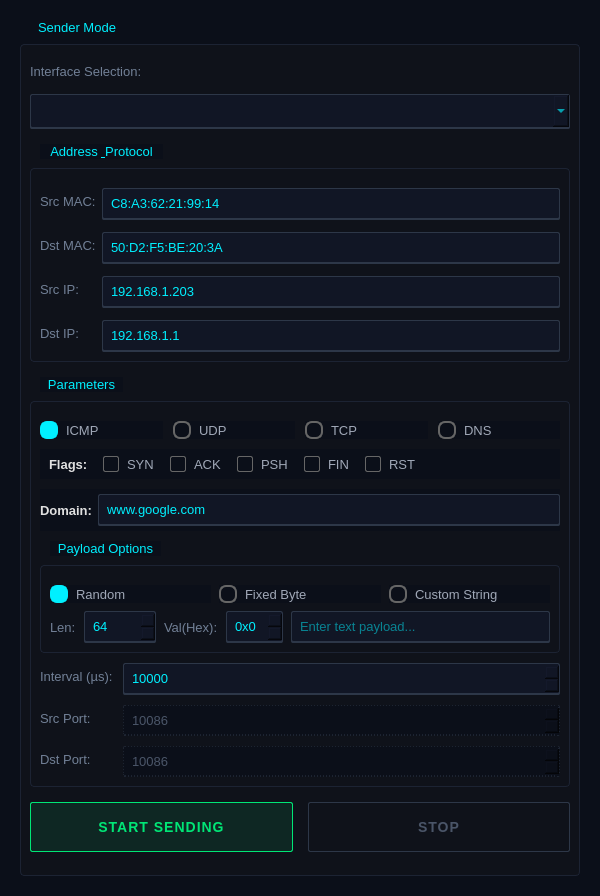
This is sender.ui in jintianwenwenzaoshuilema/PacketStorm-Sender as Qt 5 draws it before an edit. The edited form follows.
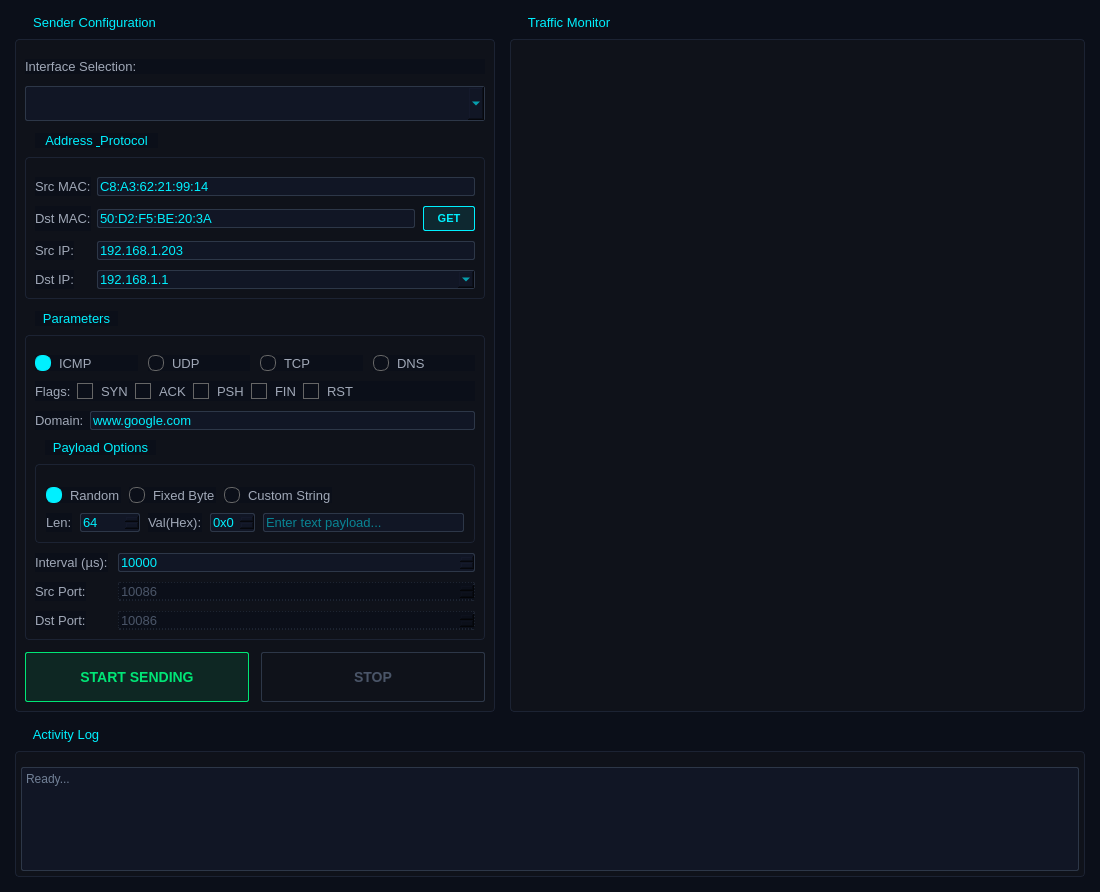
This is the edited form.

```diff
--- a/sender.ui
+++ b/sender.ui
@@ -6,8 +6,7 @@
    <rect>
     <x>0</x>
     <y>0</y>
-    <width>600</width>
-    <height>896</height>
+    <width>1100</width> <height>700</height>
    </rect>
   </property>
   <property name="windowTitle">
@@ -15,246 +14,80 @@
   </property>
   <property name="styleSheet">
    <string notr="true">
-   /* =======================================================
-      GLOBAL (全局设置)
-      ======================================================= */
-   * {
-       font-family: "JetBrains Mono", "Consolas", monospace;
-       font-size: 13px;
-       color: #a0a8b7;
-   }
+   /* 全局配置 */
+   * { font-family: "JetBrains Mono", "Consolas", monospace; font-size: 13px; color: #a0a8b7; }
+   QMainWindow, QWidget { background-color: #0b0f19; }
 
-   QMainWindow, QWidget {
-       background-color: #0b0f19;
-   }
+   /* GroupBox 样式 */
+   QGroupBox { border: 1px solid #1c2333; border-radius: 4px; margin-top: 24px; padding-top: 10px; background-color: #0f121a; }
+   QGroupBox::title { subcontrol-origin: margin; subcontrol-position: top left; left: 10px; padding: 0 6px; color: #00f0ff; font-weight: bold; background-color: #0b0f19; }
 
-   /* =======================================================
-      GROUP BOX (分组框)
-      ======================================================= */
-   QGroupBox {
-       border: 1px solid #1c2333;
-       border-radius: 4px;
-       margin-top: 24px;
-       padding-top: 10px;
-       background-color: #0f121a;
-   }
+   /* 输入框样式 */
+   QLineEdit, QSpinBox, QComboBox, QTextEdit { background-color: #111625; border: 1px solid #2d3748; border-radius: 2px; color: #00f0ff; selection-background-color: #00f0ff; selection-color: #000000; }
+   QLineEdit:focus, QSpinBox:focus, QComboBox:focus, QTextEdit:focus { border: 1px solid #00f0ff; background-color: #151a2b; }
+   QLineEdit:disabled, QSpinBox:disabled, QComboBox:disabled { background-color: #0b0f19; color: #4a5568; border: 1px dashed #2d3748; }
 
-   QGroupBox::title {
-       subcontrol-origin: margin;
-       subcontrol-position: top left;
-       left: 10px;
-       padding: 0 6px;
-       color: #00f0ff;
-       font-weight: bold;
-       background-color: #0b0f19;
-   }
+   /* 按钮样式 */
+   QPushButton { border: none; border-radius: 2px; padding: 8px; font-weight: bold; background-color: rgba(255, 255, 255, 0.05); border: 1px solid #2d3748; }
+   QPushButton:hover { background-color: rgba(255, 255, 255, 0.1); border-color: #a0a8b7; }
+   QPushButton#btnStartSend { background-color: rgba(0, 230, 118, 0.1); border: 1px solid #00e676; color: #00e676; padding: 12px; font-size: 14px; }
+   QPushButton#btnStartSend:hover { background-color: rgba(0, 230, 118, 0.3); color: #ffffff; }
+   QPushButton#btnStartSend:disabled { border-color: #2d3748; color: #4a5568; background-color: transparent; }
+   QPushButton#btnStopSend { background-color: rgba(255, 23, 68, 0.1); border: 1px solid #ff1744; color: #ff1744; padding: 12px; font-size: 14px; }
+   QPushButton#btnStopSend:hover { background-color: #ff1744; color: #ffffff; }
+   QPushButton#btnStopSend:disabled { border-color: #2d3748; color: #4a5568; background-color: transparent; }
 
-   /* =======================================================
-      LABELS (标签)
-      ======================================================= */
-   QLabel {
-       color: #718096;
-       font-weight: normal;
-       background: transparent;
-   }
-
-   /* 加粗的标签 (如 Flags, Domain) 高亮显示 */
-   QLabel[font-weight="bold"], QLabel#lblFlags, QLabel#lblDomain {
-       color: #cbd5e0;
-       font-weight: bold;
-   }
-
-   /* =======================================================
-      INPUT FIELDS (输入框 - Domain 现在会听这里的指挥了)
-      ======================================================= */
-   QLineEdit, QSpinBox, QComboBox {
-       background-color: #111625;
-       border: 1px solid #2d3748;
-       border-bottom: 2px solid #2d3748;
-       border-radius: 2px;
-       color: #00f0ff;
-       padding: 6px;
-       selection-background-color: #00f0ff;
-       selection-color: #000000;
-   }
-
-   QLineEdit:focus, QSpinBox:focus, QComboBox:focus {
-       background-color: #151a2b;
-       border: 1px solid #00f0ff;
-       border-bottom: 2px solid #00f0ff;
-       color: #ffffff;
-   }
-
-/* 禁用状态下的输入框：变暗并改变文字颜色，明确告知不可编辑 */
-QLineEdit:disabled, QSpinBox:disabled, QComboBox:disabled {
-    background-color: #0b0f19; /* 融入背景 */
-    color: #4a5568;            /* 暗灰色文字 */
-    border: 1px dashed #2d3748;
-}
-
-/* =======================================================
-   RADIO BUTTON (圆形单选框)
-   修改策略：
-   1. 未选中时：使用 #666666 (亮灰) 边框，确保圆形轮廓清晰可见。
-   2. 选中时：边框变为 #00f0ff (青色)，且内部填满。
-   ======================================================= */
-QRadioButton {
-    spacing: 8px;
-    color: #a0a8b7;
-}
-
-/* --- 未选中状态 (清晰的空心圆环) --- */
-QRadioButton::indicator {
-    width: 14px;
-    height: 14px;
-
-    /* 强制圆形：14的一半是7 */
-    border-radius: 7px;
-
-    /* 【修改点】边框改为2px实线，颜色由原来的暗灰改为 #666666，
-       这样在深黑背景下就能清楚看到一个圆圈，而不是模糊的一团 */
-    border: 2px solid #666666;
-
-    background-color: transparent; /* 背景透明，突出边框 */
-}
-
-/* --- 选中状态 (实心发光圆球) --- */
-QRadioButton::indicator:checked {
-    width: 14px;
-    height: 14px;
-    border-radius: 7px; /* 保持圆形 */
-
-    /* 【修改点】选中后边框变色 */
-    border: 2px solid #00f0ff;
-
-    background-color: #00f0ff; /* 内部填满 */
-}
-
-/* 鼠标悬停 */
-QRadioButton::indicator:hover {
-    border-color: #00f0ff; /* 悬停时边框变亮 */
-}
-
-
-/* =======================================================
-   CHECKBOX (方形复选框)
-   修改策略：保持微圆角的方形，边框设为 1px 以示区别
-   ======================================================= */
-QCheckBox {
-    spacing: 8px;
-    color: #a0a8b7;
-}
-
-/* --- 未选中 (空心方框) --- */
-QCheckBox::indicator {
-    width: 14px;
-    height: 14px;
-
-    /* 方形微圆角 */
-    border-radius: 2px;
-
-    /* 边框比单选框细一点 (1px)，形成视觉差异 */
-    border: 1px solid #666666;
-
-    background-color: transparent;
-}
-
-/* --- 选中 (实心方块) --- */
-QCheckBox::indicator:checked {
-    border-radius: 2px;
-    border: 1px solid #00f0ff;
-    background-color: #00f0ff;
-}
-
-QCheckBox::indicator:hover {
-    border-color: #00f0ff;
-}
-
-   /* =======================================================
-      BUTTONS (按钮)
-      ======================================================= */
-   QPushButton {
-       border: none;
-       border-radius: 2px;
-       padding: 12px;
-       font-weight: bold;
-       font-size: 14px;
-       letter-spacing: 1px;
-   }
-
-   /* --- START 按钮 --- */
-   QPushButton#btnStartSend {
-       background-color: rgba(0, 230, 118, 0.1);
-       border: 1px solid #00e676;
-       color: #00e676;
-   }
-   QPushButton#btnStartSend:hover {
-       background-color: rgba(0, 230, 118, 0.3);
-       border: 1px solid #ffffff;
-       color: #ffffff;
-   }
-   /* Start 禁用态 (点击后变暗灰) */
-   QPushButton#btnStartSend:disabled {
-       background-color: transparent;
-       border: 1px solid #2d3748;
-       color: #4a5568;
-   }
-
-   /* --- STOP 按钮 --- */
-   QPushButton#btnStopSend {
-       background-color: rgba(255, 23, 68, 0.1);
-       border: 1px solid #ff1744;
-       color: #ff1744;
-   }
-   QPushButton#btnStopSend:hover {
-       background-color: #ff1744;
-       color: #ffffff;
-   }
-   /* Stop 禁用态 */
-   QPushButton#btnStopSend:disabled {
-       background-color: transparent;
-       border: 1px solid #2d3748;
-       color: #4a5568;
-   }
+   /* 复选/单选 */
+   QRadioButton, QCheckBox { spacing: 8px; color: #a0a8b7; }
+   QRadioButton::indicator, QCheckBox::indicator { width: 14px; height: 14px; border: 1px solid #666666; background: transparent; }
+   QRadioButton::indicator { border-radius: 7px; }
+   QRadioButton::indicator:checked, QCheckBox::indicator:checked { border-color: #00f0ff; background-color: #00f0ff; }
    </string>
   </property>
   <widget class="QWidget" name="centralwidget">
-   <layout class="QHBoxLayout" name="horizontalLayout_Main">
+   <layout class="QVBoxLayout" name="verticalLayout_Main">
     <property name="spacing">
-     <number>20</number>
+     <number>15</number>
     </property>
     <property name="leftMargin">
-     <number>20</number>
+     <number>15</number>
     </property>
     <property name="topMargin">
-     <number>20</number>
+     <number>15</number>
     </property>
     <property name="rightMargin">
-     <number>20</number>
+     <number>15</number>
     </property>
     <property name="bottomMargin">
-     <number>20</number>
+     <number>15</number>
     </property>
+
+    <item>
+     <layout class="QHBoxLayout" name="horizontalLayout_Top">
+      <property name="spacing">
+       <number>15</number>
+      </property>
+
     <item>
      <widget class="QGroupBox" name="grpSender">
       <property name="minimumSize">
        <size>
-        <width>0</width>
+          <width>450</width>
         <height>0</height>
        </size>
       </property>
       <property name="maximumSize">
        <size>
-        <width>16777215</width>
+          <width>480</width>
         <height>16777215</height>
        </size>
       </property>
       <property name="title">
-       <string>Sender Mode</string>
+         <string>Sender Configuration</string>
       </property>
       <layout class="QVBoxLayout" name="verticalLayout_Left">
        <property name="spacing">
-        <number>15</number>
+          <number>12</number>
        </property>
        <item>
         <widget class="QLabel" name="lblTxInt">
@@ -280,7 +113,7 @@
          </property>
          <layout class="QFormLayout" name="formLayout">
           <property name="verticalSpacing">
-           <number>12</number>
+             <number>10</number>
           </property>
           <item row="0" column="0">
            <widget class="QLabel" name="l1">
@@ -294,6 +127,9 @@
             <property name="text">
              <string>C8:A3:62:21:99:14</string>
             </property>
+              <property name="placeholderText">
+               <string>AA:BB:CC:DD:EE:FF</string>
+              </property>
            </widget>
           </item>
           <item row="1" column="0">
@@ -304,11 +140,44 @@
            </widget>
           </item>
           <item row="1" column="1">
+             <layout class="QHBoxLayout" name="hlDstMac">
+              <property name="spacing">
+               <number>8</number>
+              </property>
+              <item>
            <widget class="QLineEdit" name="editDstMac">
             <property name="text">
              <string>50:D2:F5:BE:20:3A</string>
             </property>
-           </widget>
+                <property name="placeholderText">
+                 <string>AA:BB:CC:DD:EE:FF</string>
+                </property>
+               </widget>
+              </item>
+              <item>
+               <widget class="QPushButton" name="btnGetMac">
+                <property name="cursor">
+                 <cursorShape>PointingHandCursor</cursorShape>
+                </property>
+                <property name="toolTip">
+                 <string>Auto-resolve MAC via ARP</string>
+                </property>
+                <property name="text">
+                 <string>GET</string>
+                </property>
+                <property name="styleSheet">
+                 <string notr="true">
+                  QPushButton {
+                      background-color: rgba(0, 240, 255, 0.1);
+                      border: 1px solid #00f0ff; color: #00f0ff;
+                      padding: 5px; font-size: 11px; min-width: 40px;
+                  }
+                  QPushButton:hover { background-color: #00f0ff; color: #000000; }
+                 </string>
+                </property>
+               </widget>
+              </item>
+             </layout>
           </item>
           <item row="2" column="0">
            <widget class="QLabel" name="l3">
@@ -332,10 +201,15 @@
            </widget>
           </item>
           <item row="3" column="1">
-           <widget class="QLineEdit" name="editDstIp">
+             <widget class="QComboBox" name="editDstIp">
+              <property name="editable">
+               <bool>true</bool>
+              </property>
+              <item>
             <property name="text">
              <string>192.168.1.1</string>
             </property>
+              </item>
            </widget>
           </item>
          </layout>
@@ -387,27 +261,21 @@
           </item>
           <item>
            <widget class="QFrame" name="containerTcpFlags">
-            <property name="frameShape">
-             <enum>QFrame::Shape::NoFrame</enum>
-            </property>
-            <property name="frameShadow">
-             <enum>QFrame::Shadow::Plain</enum>
-            </property>
             <layout class="QHBoxLayout" name="hlTcpFlags">
-             <property name="spacing">
-              <number>15</number>
+               <property name="leftMargin">
+                <number>0</number>
              </property>
              <property name="topMargin">
-              <number>5</number>
+                <number>0</number>
+               </property>
+               <property name="rightMargin">
+                <number>0</number>
              </property>
              <property name="bottomMargin">
-              <number>5</number>
+                <number>0</number>
              </property>
              <item>
               <widget class="QLabel" name="lblFlags">
-               <property name="styleSheet">
-                <string>color: #E0E0E0; font-weight: bold;</string>
-               </property>
                <property name="text">
                 <string>Flags:</string>
                </property>
@@ -421,9 +289,6 @@
                <property name="text">
                 <string>SYN</string>
                </property>
-               <property name="checked">
-                <bool>false</bool>
-               </property>
               </widget>
              </item>
              <item>
@@ -484,30 +349,21 @@
           </item>
           <item>
            <widget class="QFrame" name="containerDns">
-            <property name="frameShape">
-             <enum>QFrame::Shape::NoFrame</enum>
-            </property>
-            <property name="frameShadow">
-             <enum>QFrame::Shadow::Plain</enum>
-            </property>
             <layout class="QHBoxLayout" name="hlDns">
              <property name="leftMargin">
               <number>0</number>
              </property>
              <property name="topMargin">
-              <number>5</number>
+                <number>0</number>
              </property>
              <property name="rightMargin">
               <number>0</number>
              </property>
              <property name="bottomMargin">
-              <number>5</number>
+                <number>0</number>
              </property>
              <item>
               <widget class="QLabel" name="lblDomain">
-               <property name="styleSheet">
-                <string>color: #E0E0E0; font-weight: bold;</string>
-               </property>
                <property name="text">
                 <string>Domain:</string>
                </property>
@@ -515,15 +371,9 @@
              </item>
              <item>
               <widget class="QLineEdit" name="editDomain">
-               <property name="styleSheet">
-                <string notr="true"/>
-               </property>
                <property name="text">
                 <string>www.google.com</string>
                </property>
-               <property name="placeholderText">
-                <string>e.g. example.com</string>
-               </property>
               </widget>
              </item>
             </layout>
@@ -538,6 +388,18 @@
              <property name="spacing">
               <number>8</number>
              </property>
+               <property name="leftMargin">
+                <number>10</number>
+               </property>
+               <property name="topMargin">
+                <number>10</number>
+               </property>
+               <property name="rightMargin">
+                <number>10</number>
+               </property>
+               <property name="bottomMargin">
+                <number>10</number>
+               </property>
              <item>
               <layout class="QHBoxLayout" name="hlPayMode">
                <item>
@@ -564,6 +426,19 @@
                  </property>
                 </widget>
                </item>
+                 <item>
+                  <spacer name="spacerPayMode">
+                   <property name="orientation">
+                    <enum>Qt::Orientation::Horizontal</enum>
+                   </property>
+                   <property name="sizeHint" stdset="0">
+                    <size>
+                     <width>40</width>
+                     <height>20</height>
+                    </size>
+                   </property>
+                  </spacer>
+                 </item>
               </layout>
              </item>
              <item>
@@ -577,9 +452,6 @@
                </item>
                <item>
                 <widget class="QSpinBox" name="spinPktLen">
-                 <property name="minimum">
-                  <number>0</number>
-                 </property>
                  <property name="maximum">
                   <number>65500</number>
                  </property>
@@ -625,9 +497,6 @@
           </item>
           <item>
            <layout class="QFormLayout" name="formLayout_Param">
-            <property name="labelAlignment">
-             <set>Qt::AlignmentFlag::AlignLeading|Qt::AlignmentFlag::AlignLeft|Qt::AlignmentFlag::AlignVCenter</set>
-            </property>
             <item row="0" column="0">
              <widget class="QLabel" name="lblIntVal">
               <property name="text">
@@ -660,9 +529,6 @@
               <property name="enabled">
                <bool>false</bool>
               </property>
-              <property name="minimum">
-               <number>1</number>
-              </property>
               <property name="maximum">
                <number>65535</number>
               </property>
@@ -683,9 +549,6 @@
               <property name="enabled">
                <bool>false</bool>
               </property>
-              <property name="minimum">
-               <number>1</number>
-              </property>
               <property name="maximum">
                <number>65535</number>
               </property>
@@ -732,18 +595,58 @@
          </item>
         </layout>
        </item>
+        </layout>
+       </widget>
+      </item>
+
        <item>
-        <spacer name="spacerLeft">
-         <property name="orientation">
-          <enum>Qt::Orientation::Vertical</enum>
-         </property>
-         <property name="sizeHint" stdset="0">
+       <widget class="QGroupBox" name="grpChart">
+        <property name="title">
+         <string>Traffic Monitor</string>
+        </property>
+        </widget>
+      </item>
+
+     </layout>
+    </item>
+
+    <item>
+     <widget class="QGroupBox" name="grpLog">
+      <property name="minimumSize">
           <size>
-           <width>20</width>
-           <height>40</height>
-          </size>
-         </property>
-        </spacer>
+        <width>0</width>
+        <height>150</height>
+       </size>
+      </property>
+      <property name="title">
+       <string>Activity Log</string>
+      </property>
+      <layout class="QVBoxLayout" name="verticalLayout_Log">
+       <property name="leftMargin">
+        <number>5</number>
+       </property>
+       <property name="topMargin">
+        <number>5</number>
+       </property>
+       <property name="rightMargin">
+        <number>5</number>
+       </property>
+       <property name="bottomMargin">
+        <number>5</number>
+       </property>
+       <item>
+        <widget class="QTextEdit" name="txtLog">
+         <property name="readOnly">
+          <bool>true</bool>
+         </property>
+         <property name="html">
+          <string>&lt;!DOCTYPE HTML PUBLIC &quot;-//W3C//DTD HTML 4.0//EN&quot; &quot;http://www.w3.org/TR/REC-html40/strict.dtd&quot;&gt;
+&lt;html&gt;&lt;head&gt;&lt;meta name=&quot;qrichtext&quot; content=&quot;1&quot; /&gt;&lt;style type=&quot;text/css&quot;&gt;
+p, li { white-space: pre-wrap; }
+&lt;/style&gt;&lt;/head&gt;&lt;body style=&quot; font-family:'JetBrains Mono'; font-size:12px; font-weight:400; font-style:normal;&quot;&gt;
+&lt;p style=&quot; margin-top:0px; margin-bottom:0px; margin-left:0px; margin-right:0px; -qt-block-indent:0; text-indent:0px;&quot;&gt;&lt;span style=&quot; color:#718096;&quot;&gt;Ready...&lt;/span&gt;&lt;/p&gt;&lt;/body&gt;&lt;/html&gt;</string>
+         </property>
+        </widget>
        </item>
       </layout>
      </widget>
```
Left out of the diff: 15 changed lines with no effect on the pictures. Lines whose indentation alone changed are shown as unchanged.
